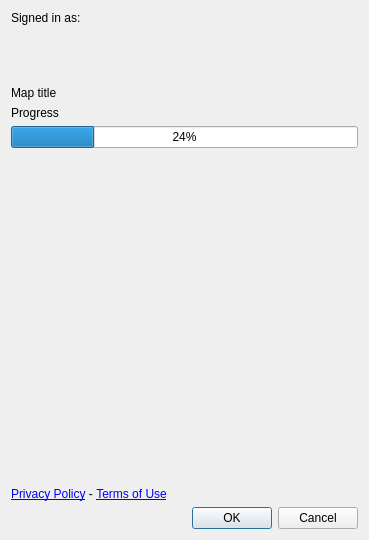
Above: felt/ui/create_map.ui from felt/qgis-plugin before the change. Below: the same form after it.
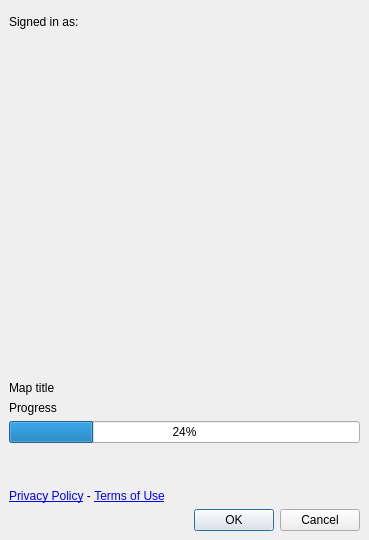
That is the form after the change. The open tabs and pages were chosen to show the change.

Commit message: Use custom dialog headers

Diff of the .ui file:
```diff
--- a/felt/ui/create_map.ui
+++ b/felt/ui/create_map.ui
@@ -13,7 +13,43 @@
   <property name="windowTitle">
    <string>Form</string>
   </property>
+  <layout class="QVBoxLayout" name="verticalLayout_2">
+   <property name="leftMargin">
+    <number>0</number>
+   </property>
+   <property name="topMargin">
+    <number>0</number>
+   </property>
+   <property name="rightMargin">
+    <number>0</number>
+   </property>
+   <property name="bottomMargin">
+    <number>0</number>
+   </property>
+   <item>
+    <widget class="QWidget" name="widget_logo" native="true">
+     <property name="sizePolicy">
+      <sizepolicy hsizetype="Preferred" vsizetype="Fixed">
+       <horstretch>0</horstretch>
+       <verstretch>0</verstretch>
+      </sizepolicy>
+     </property>
+    </widget>
+   </item>
+   <item>
   <layout class="QVBoxLayout" name="verticalLayout">
+     <property name="leftMargin">
+      <number>9</number>
+     </property>
+     <property name="topMargin">
+      <number>9</number>
+     </property>
+     <property name="rightMargin">
+      <number>9</number>
+     </property>
+     <property name="bottomMargin">
+      <number>9</number>
+     </property>
    <item>
     <widget class="QLabel" name="label_user">
      <property name="text">
@@ -79,7 +115,7 @@
       </layout>
      </widget>
      <widget class="QWidget" name="page_2">
-      <layout class="QGridLayout" name="gridLayout_2" rowstretch="1,0,0,0,6">
+        <layout class="QGridLayout" name="gridLayout_2" rowstretch="1,0,0,0,0">
        <property name="leftMargin">
         <number>0</number>
        </property>
@@ -92,20 +128,6 @@
        <property name="bottomMargin">
         <number>0</number>
        </property>
-       <item row="2" column="0">
-        <widget class="QLabel" name="progress_label">
-         <property name="text">
-          <string>Progress</string>
-         </property>
-        </widget>
-       </item>
-       <item row="1" column="0">
-        <widget class="QLabel" name="map_title_label">
-         <property name="text">
-          <string>Map title</string>
-         </property>
-        </widget>
-       </item>
        <item row="3" column="0">
         <widget class="QProgressBar" name="progress_bar">
          <property name="value">
@@ -113,6 +135,33 @@
          </property>
         </widget>
        </item>
+         <item row="0" column="0">
+          <spacer name="verticalSpacer_4">
+           <property name="orientation">
+            <enum>Qt::Vertical</enum>
+           </property>
+           <property name="sizeHint" stdset="0">
+            <size>
+             <width>20</width>
+             <height>40</height>
+            </size>
+           </property>
+          </spacer>
+         </item>
+         <item row="1" column="0">
+          <widget class="QLabel" name="map_title_label">
+           <property name="text">
+            <string>Map title</string>
+           </property>
+          </widget>
+         </item>
+         <item row="2" column="0">
+          <widget class="QLabel" name="progress_label">
+           <property name="text">
+            <string>Progress</string>
+           </property>
+          </widget>
+         </item>
        <item row="4" column="0">
         <spacer name="verticalSpacer_3">
          <property name="orientation">
@@ -126,19 +175,6 @@
          </property>
         </spacer>
        </item>
-       <item row="0" column="0">
-        <spacer name="verticalSpacer_4">
-         <property name="orientation">
-          <enum>Qt::Vertical</enum>
-         </property>
-         <property name="sizeHint" stdset="0">
-          <size>
-           <width>20</width>
-           <height>40</height>
-          </size>
-         </property>
-        </spacer>
-       </item>
       </layout>
      </widget>
     </widget>
@@ -162,6 +198,8 @@
       <set>QDialogButtonBox::Cancel|QDialogButtonBox::Ok</set>
      </property>
     </widget>
+     </item>
+    </layout>
    </item>
   </layout>
  </widget>
```
Left out of the diff: 2 changed lines with no effect on the pictures. Lines whose indentation alone changed are shown as unchanged. The commit also changes 5 other files.
